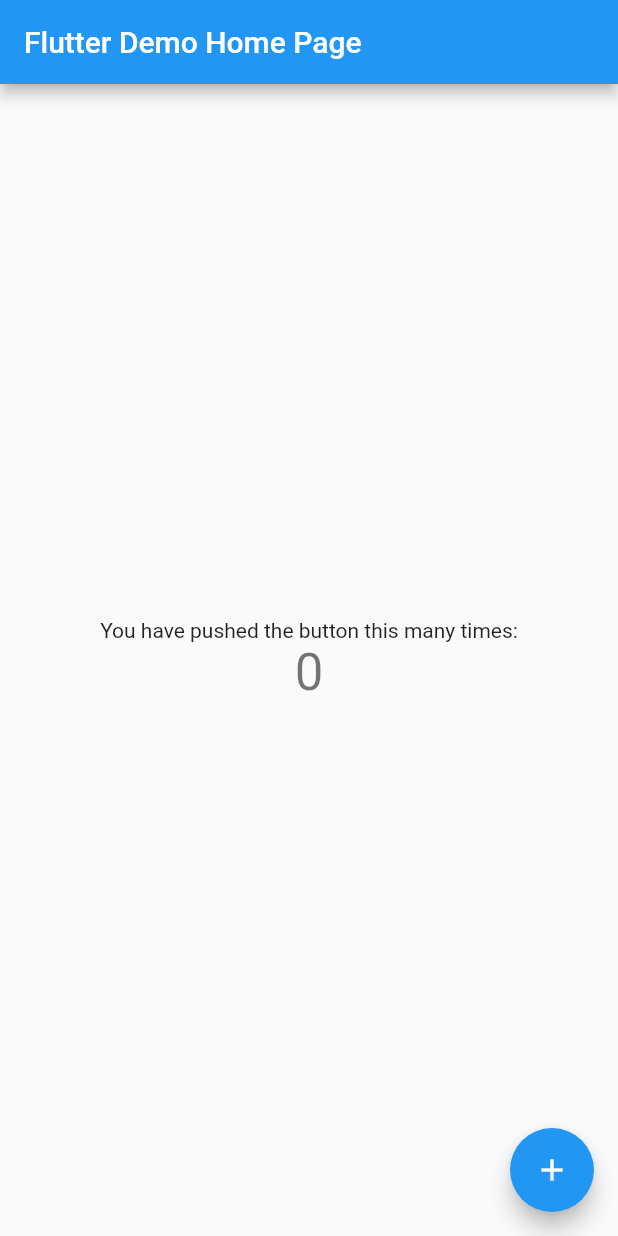
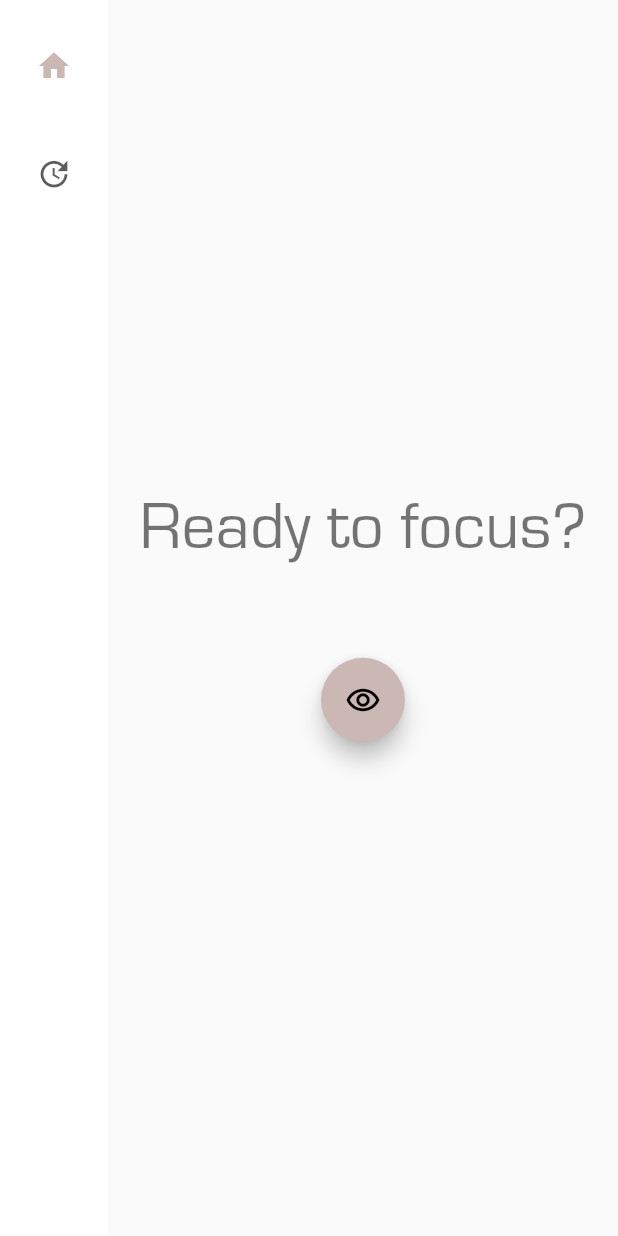
Before and after one commit to contrasting/StayFocused, a Flutter app: the screen it shows after launch, on a phone screen of 412 x 824 dp. Run offline on Flutter 3.47's test engine with Material 2 defaults, Android fonts, the light colour scheme and no system bars.

Commit message:
Lay down skeleton

```diff
--- /dev/null
+++ b/lib/colors.dart
@@ -0,0 +1,39 @@
+import 'dart:math';
+
+import 'package:flutter/material.dart';
+
+const Color deusEx = Color(0xFFCBB7B3);
+
+final kThemeSwatch = MaterialColor(
+  deusEx.value,
+  {
+    50: tintColor(deusEx, 0.9),
+    100: tintColor(deusEx, 0.8),
+    200: tintColor(deusEx, 0.6),
+    300: tintColor(deusEx, 0.4),
+    400: tintColor(deusEx, 0.2),
+    500: deusEx,
+    600: shadeColor(deusEx, 0.1),
+    700: shadeColor(deusEx, 0.2),
+    800: shadeColor(deusEx, 0.3),
+    900: shadeColor(deusEx, 0.4),
+  },
+);
+
+int tintValue(int value, double factor) =>
+    max(0, min((value + ((255 - value) * factor)).round(), 255));
+
+Color tintColor(Color color, double factor) => Color.fromRGBO(
+    tintValue(color.red, factor),
+    tintValue(color.green, factor),
+    tintValue(color.blue, factor),
+    1);
+
+int shadeValue(int value, double factor) =>
+    max(0, min(value - (value * factor).round(), 255));
+
+Color shadeColor(Color color, double factor) => Color.fromRGBO(
+    shadeValue(color.red, factor),
+    shadeValue(color.green, factor),
+    shadeValue(color.blue, factor),
+    1);
--- /dev/null
+++ b/lib/home.dart
@@ -0,0 +1,40 @@
+import 'package:flutter/material.dart';
+
+class Home extends StatefulWidget {
+  const Home({Key? key}) : super(key: key);
+
+  @override
+  _HomeState createState() => _HomeState();
+}
+
+class _HomeState extends State<Home> {
+  bool _isFocused = false;
+
+  @override
+  Widget build(BuildContext context) {
+    return Scaffold(
+      body: Center(
+        child: Column(
+          mainAxisAlignment: MainAxisAlignment.center,
+          children: [
+            Text(
+              _isFocused ? 'Focused for ' : 'Ready to focus?',
+              style: Theme.of(context).textTheme.headline3,
+            ),
+            const SizedBox(height: 64.0),
+            FloatingActionButton(
+              child: Icon(
+                _isFocused ? Icons.remove_red_eye : Icons.remove_red_eye_outlined,
+              ),
+              onPressed: () {
+                setState(() {
+                  _isFocused = !_isFocused;
+                });
+              },
+            ),
+          ],
+        ),
+      ),
+    );
+  }
+}
--- a/lib/main.dart
+++ b/lib/main.dart
@@ -1,115 +1,69 @@
 import 'package:flutter/material.dart';
+import 'package:stay_focused/colors.dart';
+
+import 'home.dart';
 
 void main() {
-  runApp(const MyApp());
+  runApp(const StayFocused());
 }
 
-class MyApp extends StatelessWidget {
-  const MyApp({Key? key}) : super(key: key);
+class StayFocused extends StatelessWidget {
+  const StayFocused({Key? key}) : super(key: key);
 
   // This widget is the root of your application.
   @override
   Widget build(BuildContext context) {
     return MaterialApp(
-      title: 'Flutter Demo',
+      title: 'Stay Focused',
       theme: ThemeData(
-        // This is the theme of your application.
-        //
-        // Try running your application with "flutter run". You'll see the
-        // application has a blue toolbar. Then, without quitting the app, try
-        // changing the primarySwatch below to Colors.green and then invoke
-        // "hot reload" (press "r" in the console where you ran "flutter run",
-        // or simply save your changes to "hot reload" in a Flutter IDE).
-        // Notice that the counter didn't reset back to zero; the application
-        // is not restarted.
-        primarySwatch: Colors.blue,
+        primarySwatch: kThemeSwatch,
+        fontFamily: 'Eurostile',
       ),
-      home: const MyHomePage(title: 'Flutter Demo Home Page'),
+      home: const Navigation(),
     );
   }
 }
 
-class MyHomePage extends StatefulWidget {
-  const MyHomePage({Key? key, required this.title}) : super(key: key);
-
-  // This widget is the home page of your application. It is stateful, meaning
-  // that it has a State object (defined below) that contains fields that affect
-  // how it looks.
-
-  // This class is the configuration for the state. It holds the values (in this
-  // case the title) provided by the parent (in this case the App widget) and
-  // used by the build method of the State. Fields in a Widget subclass are
-  // always marked "final".
-
-  final String title;
+class Navigation extends StatefulWidget {
+  const Navigation({Key? key}) : super(key: key);
 
   @override
-  State<MyHomePage> createState() => _MyHomePageState();
+  _NavigationState createState() => _NavigationState();
 }
 
-class _MyHomePageState extends State<MyHomePage> {
-  int _counter = 0;
+class _NavigationState extends State<Navigation> {
+  final _children = <Widget>[
+    const Home(),
+  ];
 
-  void _incrementCounter() {
-    setState(() {
-      // This call to setState tells the Flutter framework that something has
-      // changed in this State, which causes it to rerun the build method below
-      // so that the display can reflect the updated values. If we changed
-      // _counter without calling setState(), then the build method would not be
-      // called again, and so nothing would appear to happen.
-      _counter++;
-    });
-  }
+  int _index = 0;
 
   @override
   Widget build(BuildContext context) {
-    // This method is rerun every time setState is called, for instance as done
-    // by the _incrementCounter method above.
-    //
-    // The Flutter framework has been optimized to make rerunning build methods
-    // fast, so that you can just rebuild anything that needs updating rather
-    // than having to individually change instances of widgets.
-    return Scaffold(
-      appBar: AppBar(
-        // Here we take the value from the MyHomePage object that was created by
-        // the App.build method, and use it to set our appbar title.
-        title: Text(widget.title),
-      ),
-      body: Center(
-        // Center is a layout widget. It takes a single child and positions it
-        // in the middle of the parent.
-        child: Column(
-          // Column is also a layout widget. It takes a list of children and
-          // arranges them vertically. By default, it sizes itself to fit its
-          // children horizontally, and tries to be as tall as its parent.
-          //
-          // Invoke "debug painting" (press "p" in the console, choose the
-          // "Toggle Debug Paint" action from the Flutter Inspector in Android
-          // Studio, or the "Toggle Debug Paint" command in Visual Studio Code)
-          // to see the wireframe for each widget.
-          //
-          // Column has various properties to control how it sizes itself and
-          // how it positions its children. Here we use mainAxisAlignment to
-          // center the children vertically; the main axis here is the vertical
-          // axis because Columns are vertical (the cross axis would be
-          // horizontal).
-          mainAxisAlignment: MainAxisAlignment.center,
-          children: <Widget>[
-            const Text(
-              'You have pushed the button this many times:',
+    return Row(
+      children: [
+        NavigationRail(
+          destinations: const [
+            NavigationRailDestination(
+              icon: Icon(Icons.home),
+              label: Text('Home'),
             ),
-            Text(
-              '$_counter',
-              style: Theme.of(context).textTheme.headline4,
+            NavigationRailDestination(
+              icon: Icon(Icons.update),
+              label: Text('???'),
             ),
           ],
+          selectedIndex: _index,
+          onDestinationSelected: (index) {
+            setState(() {
+              _index = index;
+            });
+          },
         ),
-      ),
-      floatingActionButton: FloatingActionButton(
-        onPressed: _incrementCounter,
-        tooltip: 'Increment',
-        child: const Icon(Icons.add),
-      ), // This trailing comma makes auto-formatting nicer for build methods.
+        Expanded(
+          child: _children[_index],
+        ),
+      ],
     );
   }
 }
```
Also changed, not shown: pubspec.yaml (+4 -6 lines), fonts/Eurostile.ttf (added), 2 other files.
